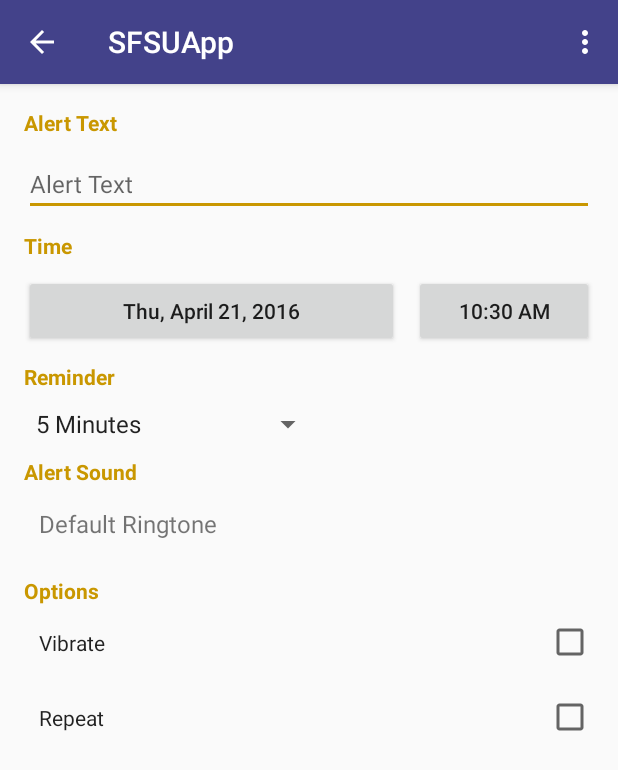
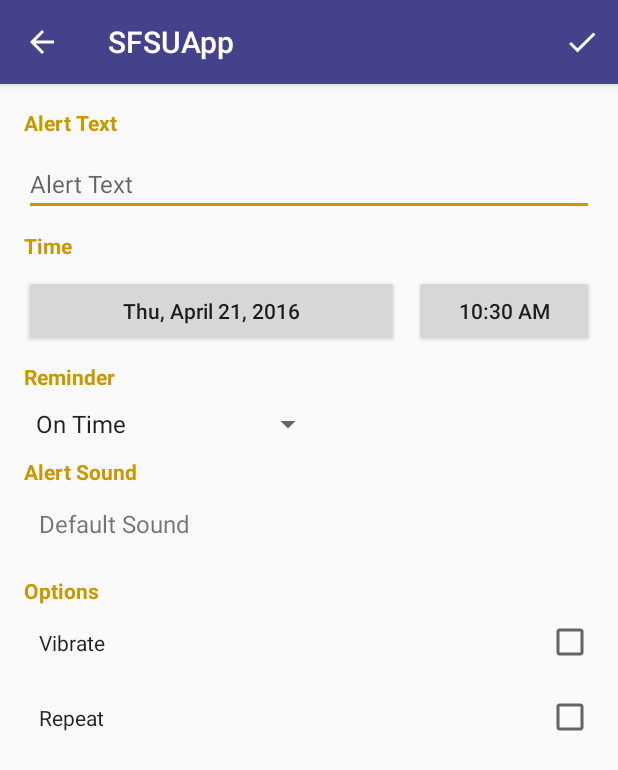
Before and after one commit to SebastianBabb/SFSUDroid, an Android app: the AlertsActivity screen opened directly, with no data from a screen before it, on a phone screen of 412 x 824 dp. Shown: the top 770 px of the screen. Run offline under Robolectric (Android 15) with nearby library versions, the phone set to English and light mode, and no system bars.

Commit message:
Added proper alert functionality using notifications

```diff
--- a/app/src/main/AndroidManifest.xml
+++ b/app/src/main/AndroidManifest.xml
@@ -2,6 +2,8 @@
 <manifest xmlns:android="http://schemas.android.com/apk/res/android"
     package="woverines.sfsuapp">
     <uses-permission android:name="android.permission.INTERNET" />
+    <uses-permission android:name="android.permission.RECEIVE_BOOT_COMPLETED"/>
+    <uses-permission android:name="android.permission.VIBRATE"/>
     <application
         android:allowBackup="true"
         android:icon="@mipmap/ic_launcher"
@@ -61,6 +63,8 @@
             android:theme="@style/AppTheme"
             android:windowSoftInputMode="adjustPan"/>
 
+        <receiver android:name=".activity.AlertsActivity$AlertNotificationReceiver"/>
+
         <meta-data
             android:name="com.google.android.geo.API_KEY"
             android:value="AIzaSyBYcr7z6AgRyh_5RM4k3BwUeHdfUPLAlfQ"/>
--- a/app/src/main/java/woverines/sfsuapp/activity/AlertsActivity.java
+++ b/app/src/main/java/woverines/sfsuapp/activity/AlertsActivity.java
@@ -1,18 +1,30 @@
 package woverines.sfsuapp.activity;
 
+import android.app.AlarmManager;
 import android.app.DatePickerDialog;
 import android.app.DatePickerDialog.OnDateSetListener;
+import android.app.Notification;
+import android.app.NotificationManager;
+import android.app.PendingIntent;
 import android.app.TimePickerDialog;
 import android.app.TimePickerDialog.OnTimeSetListener;
+import android.content.BroadcastReceiver;
+import android.content.Context;
 import android.content.Intent;
+import android.graphics.Color;
+import android.graphics.PorterDuff;
+import android.graphics.drawable.Drawable;
 import android.media.Ringtone;
 import android.media.RingtoneManager;
 import android.net.Uri;
+import android.os.Build;
 import android.os.Bundle;
 import android.os.Parcel;
 import android.os.Parcelable;
 import android.support.v7.app.ActionBar;
 import android.support.v7.app.AppCompatActivity;
+import android.text.Editable;
+import android.text.TextWatcher;
 import android.view.Menu;
 import android.view.MenuItem;
 import android.view.View;
@@ -26,9 +38,12 @@ import android.widget.DatePicker;
 import android.widget.Spinner;
 import android.widget.TextView;
 import android.widget.TimePicker;
+import android.widget.Toast;
 
 import java.text.SimpleDateFormat;
+import java.util.ArrayList;
 import java.util.Calendar;
+import java.util.List;
 import java.util.Locale;
 
 import woverines.sfsuapp.R;
@@ -38,13 +53,18 @@ public class AlertsActivity extends AppCompatActivity implements OnItemSelectedL
     public static final String EXTRA_ALERT = "alert";
     public static final int REQUEST_CODE_RINGTONE = 1;
 
+    public static final long MINUTE_MS = 60000L;
+    public static final long DAY_MS = 86400000L;
+    public static final long WEEK_MS = 7 * DAY_MS;
+
     private static final SimpleDateFormat DATE_FORMAT =
         new SimpleDateFormat("EEE, MMMM d, yyyy", Locale.getDefault());
     private static final SimpleDateFormat TIME_FORMAT =
         new SimpleDateFormat("h:mm a", Locale.getDefault());
 
-    private static int[] REMINDERS = {5, 10, 15, 30, 45, 60};
+    private static int[] REMINDERS = {0, 5, 10, 15, 30, 45, 60};
 
+    private TextView text;
     private Button date;
     private Button time;
     private Spinner reminder;
@@ -64,10 +84,25 @@ public class AlertsActivity extends AppCompatActivity implements OnItemSelectedL
             actionBar.setDisplayHomeAsUpEnabled(true);
         }
 
-        Calendar calendar = Calendar.getInstance();
+        text = (TextView) findViewById(R.id.text);
+        text.addTextChangedListener(new TextWatcher() {
+            @Override
+            public void beforeTextChanged(CharSequence s, int start, int count, int after) {
+
+            }
+
+            @Override
+            public void onTextChanged(CharSequence s, int start, int before, int count) {
+
+            }
+
+            @Override
+            public void afterTextChanged(Editable s) {
+                alert.alertText = s.toString().trim();
+            }
+        });
 
         date = (Button) findViewById(R.id.date);
-        date.setText(DATE_FORMAT.format(calendar.getTime()));
         date.setOnClickListener(new OnClickListener() {
             @Override
             public void onClick(View view) {
@@ -76,7 +111,6 @@ public class AlertsActivity extends AppCompatActivity implements OnItemSelectedL
         });
 
         time = (Button) findViewById(R.id.time);
-        time.setText(TIME_FORMAT.format(calendar.getTime()));
         time.setOnClickListener(new OnClickListener() {
             @Override
             public void onClick(View view) {
@@ -103,6 +137,7 @@ public class AlertsActivity extends AppCompatActivity implements OnItemSelectedL
             @Override
             public void onClick(View view) {
                 vibrate.toggle();
+                alert.vibrate = vibrate.isChecked();
             }
         });
 
@@ -111,9 +146,14 @@ public class AlertsActivity extends AppCompatActivity implements OnItemSelectedL
             @Override
             public void onClick(View view) {
                 repeat.toggle();
+                alert.repeat = repeat.isChecked();
             }
         });
 
+        initialize();
+    }
+
+    private void initialize() {
         Intent intent = getIntent();
         if (intent != null) {
             alert = intent.getParcelableExtra(EXTRA_ALERT);
@@ -122,6 +162,19 @@ public class AlertsActivity extends AppCompatActivity implements OnItemSelectedL
         if (alert == null) {
             alert = new Alert();
         }
+
+        date.setText(DATE_FORMAT.format(alert.time));
+        time.setText(TIME_FORMAT.format(alert.time));
+
+        reminder.setSelection(0);
+
+        if (alert.sound != null) {
+            Ringtone ringtone = RingtoneManager.getRingtone(this, alert.sound);
+            alertSound.setText(ringtone.getTitle(this));
+        }
+
+        vibrate.setChecked(alert.vibrate);
+        repeat.setChecked(alert.repeat);
     }
 
     @Override
@@ -142,7 +195,15 @@ public class AlertsActivity extends AppCompatActivity implements OnItemSelectedL
 
     @Override
     public boolean onCreateOptionsMenu(Menu menu) {
-        getMenuInflater().inflate(R.menu.main, menu);
+        getMenuInflater().inflate(R.menu.alerts, menu);
+
+        for (int i = 0; i < menu.size(); i++) {
+            Drawable icon = menu.getItem(i).getIcon();
+            if (icon != null) {
+                icon.setColorFilter(Color.WHITE, PorterDuff.Mode.SRC_ATOP);
+            }
+        }
+
         return true;
     }
 
@@ -150,12 +211,31 @@ public class AlertsActivity extends AppCompatActivity implements OnItemSelectedL
     public boolean onOptionsItemSelected(MenuItem item) {
         int id = item.getItemId();
 
-        if (id == android.R.id.home) {
-            onBackPressed();
-            return true;
+        switch (id) {
+            case android.R.id.home:
+                onBackPressed();
+                return true;
+            case R.id.action_save:
+                onSave();
+                return true;
         }
 
         return super.onOptionsItemSelected(item);
+    }
+
+    public void onSave() {
+        if (alert.alertText == null || alert.alertText.isEmpty()) {
+            Toast.makeText(this, R.string.alert_text_required, Toast.LENGTH_LONG).show();
+            return;
+        }
+
+        AlertHelper.createAlarm(this, alert);
+
+        Intent intent = new Intent();
+        intent.putExtra(EXTRA_ALERT, alert);
+
+        setResult(RESULT_OK, intent);
+        finish();
     }
 
     public void onDateClick(long milliseconds) {
@@ -219,7 +299,7 @@ public class AlertsActivity extends AppCompatActivity implements OnItemSelectedL
     public void handleAlertSound(int resultCode, Intent data) {
         if (resultCode == RESULT_OK) {
             Uri uri = data.getParcelableExtra(RingtoneManager.EXTRA_RINGTONE_PICKED_URI);
-            alert.sound = uri != null ? uri.toString() : null;
+            alert.sound = uri;
 
             if (uri != null) {
                 Ringtone ringtone = RingtoneManager.getRingtone(this, uri);
@@ -233,19 +313,19 @@ public class AlertsActivity extends AppCompatActivity implements OnItemSelectedL
         public String alertText;
         public long time;
         public int reminder; // Minutes
-        public String sound;
+        public Uri sound;
         public boolean vibrate;
         public boolean repeat;
 
         public Alert() {
-            reminder = -1;
+            time = System.currentTimeMillis();
         }
 
         protected Alert(Parcel in) {
             alertText = in.readString();
             time = in.readLong();
             reminder = in.readInt();
-            sound = in.readString();
+            sound = in.readParcelable(Uri.class.getClassLoader());
             vibrate = in.readByte() != 0;
             repeat = in.readByte() != 0;
         }
@@ -272,9 +352,93 @@ public class AlertsActivity extends AppCompatActivity implements OnItemSelectedL
             dest.writeString(alertText);
             dest.writeLong(time);
             dest.writeInt(reminder);
-            dest.writeString(sound);
+            dest.writeParcelable(sound, flags);
             dest.writeByte((byte) (vibrate ? 1 : 0));
             dest.writeByte((byte) (repeat ? 1 : 0));
         }
     }
+
+    public static class AlertNotificationReceiver extends BroadcastReceiver {
+
+        public static final String EXTRA_NOTIFICATION = "notification";
+        public static final String EXTRA_NOTIFICATION_ID = "notification_id";
+
+        @Override
+        public void onReceive(Context context, Intent intent) {
+            String action = intent.getAction();
+
+            if (action != null && action.equals("android.intent.action.BOOT_COMPLETED")) {
+                List<Alert> alerts = new ArrayList<>();
+                for (Alert alert : alerts) {
+                    AlertHelper.createAlarm(context, alert);
+                }
+            } else {
+                Notification notification = intent.getParcelableExtra(EXTRA_NOTIFICATION);
+                if (notification == null) {
+                    return;
+                }
+
+                int id = intent.getIntExtra(EXTRA_NOTIFICATION_ID, 0);
+
+                NotificationManager manager =
+                    (NotificationManager) context.getSystemService(NOTIFICATION_SERVICE);
+                manager.notify(id, notification);
+            }
+        }
+    }
+
+    public static class AlertHelper {
+
+        private AlertHelper() {}
+
+        public static void createAlarm(Context context, Alert alert) {
+            long time = alert.time - (alert.reminder * MINUTE_MS);
+            boolean repeat = alert.repeat;
+            long interval = WEEK_MS;
+
+            AlarmManager manager = (AlarmManager) context.getSystemService(Context.ALARM_SERVICE);
+
+            Intent intent = new Intent(context, AlertNotificationReceiver.class);
+            intent.putExtra(AlertNotificationReceiver.EXTRA_NOTIFICATION,
+                createNotification(context, alert));
+
+            PendingIntent alarmIntent = PendingIntent.getBroadcast(context, 0, intent,
+                PendingIntent.FLAG_UPDATE_CURRENT);
+
+            if (repeat) {
+                manager.setExact(AlarmManager.RTC_WAKEUP, time, alarmIntent);
+            } else {
+                manager.setRepeating(AlarmManager.RTC_WAKEUP, time, interval, alarmIntent);
+            }
+        }
+
+        public static Notification createNotification(Context context, Alert alert) {
+            Notification.Builder builder = new Notification.Builder(context);
+            builder.setSmallIcon(R.mipmap.ic_launcher);
+            builder.setContentTitle(alert.alertText);
+
+            if (Build.VERSION.SDK_INT >= Build.VERSION_CODES.LOLLIPOP) {
+                builder.setColor(context.getResources().getColor(R.color.colorPrimary));
+            }
+
+            if (alert.vibrate) {
+                builder.setDefaults(Notification.DEFAULT_VIBRATE);
+            }
+
+            Calendar calendar = Calendar.getInstance();
+            calendar.setTimeInMillis(alert.time);
+
+            builder.setContentText(TIME_FORMAT.format(calendar.getTime()));
+
+            Notification notification = builder.build();
+            if (alert.sound == null) {
+                notification.sound =
+                    RingtoneManager.getDefaultUri(RingtoneManager.TYPE_NOTIFICATION);
+            } else {
+                notification.sound = alert.sound;
+            }
+
+            return notification;
+        }
+    }
 }
--- /dev/null
+++ b/app/src/main/res/drawable/ic_done_24dp.xml
@@ -0,0 +1,9 @@
+<vector xmlns:android="http://schemas.android.com/apk/res/android"
+        android:width="24dp"
+        android:height="24dp"
+        android:viewportWidth="24.0"
+        android:viewportHeight="24.0">
+    <path
+        android:fillColor="#FF000000"
+        android:pathData="M9,16.2L4.8,12l-1.4,1.4L9,19 21,7l-1.4,-1.4L9,16.2z"/>
+</vector>
--- a/app/src/main/res/layout/activity_alerts.xml
+++ b/app/src/main/res/layout/activity_alerts.xml
@@ -110,7 +110,7 @@
                 android:layout_height="50dp"
                 android:layout_marginStart="10dp"
                 android:gravity="center_vertical"
-                android:text="Default Ringtone"
+                android:text="@string/alert_sound_default"
                 android:textSize="16sp"/>
         </LinearLayout>
 
--- /dev/null
+++ b/app/src/main/res/menu/alerts.xml
@@ -0,0 +1,12 @@
+<?xml version="1.0" encoding="utf-8"?>
+<menu
+    xmlns:android="http://schemas.android.com/apk/res/android"
+    xmlns:app="http://schemas.android.com/apk/res-auto">
+
+    <item
+        android:id="@+id/action_save"
+        android:orderInCategory="100"
+        android:title="@string/action_save"
+        android:icon="@drawable/ic_done_24dp"
+        app:showAsAction="ifRoom"/>
+</menu>
--- a/app/src/main/res/values/strings.xml
+++ b/app/src/main/res/values/strings.xml
@@ -5,6 +5,7 @@
     <string name="navigation_drawer_close">Close navigation drawer</string>
 
     <string name="action_settings">Settings</string>
+    <string name="action_save">Save</string>
     <string name="title_activity_settings">Settings</string>
 
     <!-- Strings related to Settings -->
@@ -69,13 +70,16 @@
     <string name="title_activity_class_catalog">ClassCatalog</string>
 
     <string name="alert_text">Alert Text</string>
+    <string name="alert_text_required">Alert text is required.</string>
     <string name="time">Time</string>
     <string name="reminder">Reminder</string>
     <string name="alert_sound">Alert Sound</string>
+    <string name="alert_sound_default">Default Sound</string>
     <string name="options">Options</string>
     <string name="vibrate">Vibrate</string>
     <string name="repeat">Repeat</string>
     <string-array name="reminder_array">
+        <item>On Time</item>
         <item>5 Minutes</item>
         <item>10 Minutes</item>
         <item>15 Minutes</item>
```
